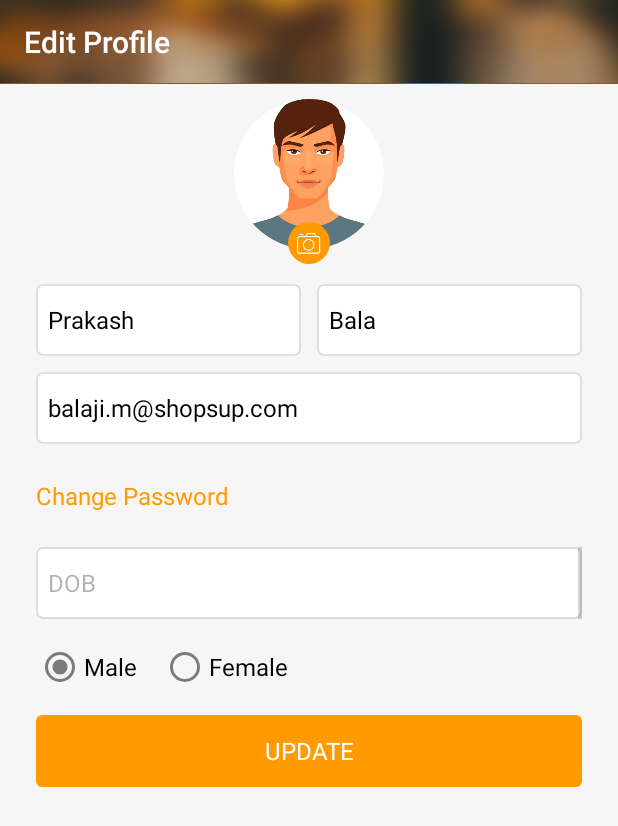
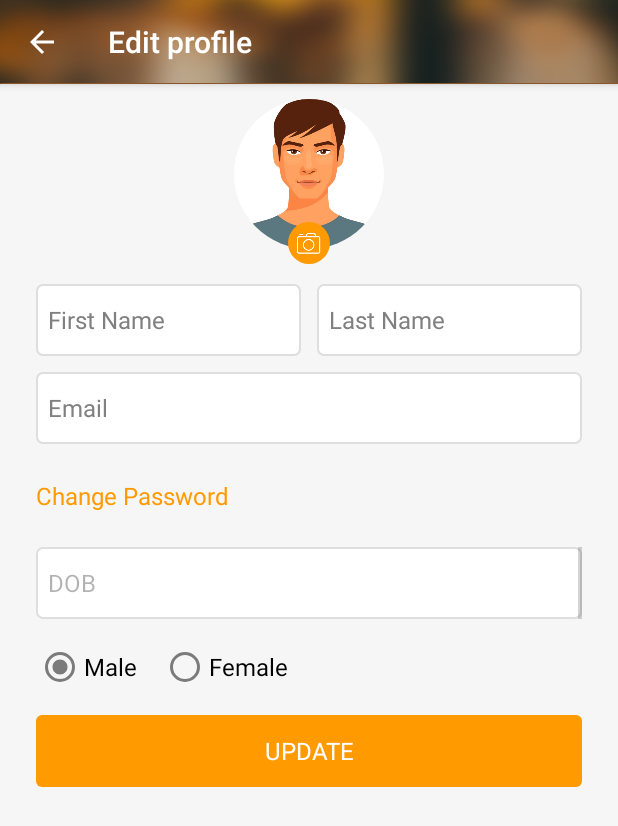
Before and after one commit to abhiram-shopsup/ShopsUP--Android---New, an Android app: the fragment Fragment_Account shown on its own in the app's theme, after a tap on "Edit profile", on a phone screen of 412 x 824 dp. Shown: the top 826 px of the screen. Run offline under Robolectric (Android 15) with nearby library versions, the phone set to English and light mode, and no system bars; plain views replace RoundedImageView.

Commit message:
Extracted strings, Added more option

```diff
--- a/app/src/main/AndroidManifest.xml
+++ b/app/src/main/AndroidManifest.xml
@@ -23,8 +23,9 @@
         <activity android:name=".modules.account.Activity_ContactUs" />
         <activity android:name=".modules.introScreens.Activity_Intro" />
         <activity android:name=".activities.Activity_NoNetwork" />
-        <activity android:name=".modules.account.Activity_Terms" />
-        <activity android:name=".modules.account.Activity_ActivityLog"></activity>
+        <activity android:name=".modules.account.Activity_More" />
+        <activity android:name=".modules.account.Activity_ActivityLog" />
+        <activity android:name=".modules.account.Activity_Terms"></activity>
     </application>
 
 </manifest>
--- a/app/src/main/java/com/hyperkonnect/shopsup/fragments/Fragment_Account.java
+++ b/app/src/main/java/com/hyperkonnect/shopsup/fragments/Fragment_Account.java
@@ -1,6 +1,5 @@
 package com.hyperkonnect.shopsup.fragments;
 
-import android.app.Activity;
 import android.app.ActivityOptions;
 import android.content.Intent;
 import android.os.Bundle;
@@ -12,16 +11,17 @@ import android.view.ViewGroup;
 import android.widget.ImageView;
 import android.widget.TextView;
 
+import com.hyperkonnect.shopsup.modules.account.Activity_Terms;
 import com.hyperkonnect.shopsup.modules.account.Activity_ActivityLog;
 import com.hyperkonnect.shopsup.modules.account.Activity_ContactUs;
 import com.hyperkonnect.shopsup.modules.account.Activity_EditProfile;
 import com.hyperkonnect.shopsup.R;
 import com.hyperkonnect.shopsup.helper.ShopsupUiUtils;
-import com.hyperkonnect.shopsup.modules.account.Activity_Terms;
+import com.hyperkonnect.shopsup.modules.account.Activity_More;
 
 
 public class Fragment_Account extends Fragment {
-    private TextView activityLog,editProfileTV,contactUsTV,terms;
+    private TextView activityLog,editProfileTV,contactUsTV,terms,more;
     private ImageView profileImage;
     public Fragment_Account() {
         // Required empty public constructor
@@ -49,6 +49,7 @@ public class Fragment_Account extends Fragment {
         editProfileTV = (TextView) view.findViewById(R.id.editProfile);
         contactUsTV = (TextView) view.findViewById(R.id.contact);
         terms = (TextView) view.findViewById(R.id.terms);
+        more = (TextView) view.findViewById(R.id.more);
 
         //Rounded imageview
         ShopsupUiUtils.setRoundImage(profileImage,R.drawable.bckk,getContext());
@@ -94,6 +95,14 @@ public class Fragment_Account extends Fragment {
             }
         });
 
+        more.setOnClickListener(new View.OnClickListener() {
+            @Override
+            public void onClick(View view) {
+                Intent intent = new Intent(getActivity(), Activity_More.class);
+                startActivity(intent);
+            }
+        });
+
         return view;
     }
 
--- a/app/src/main/java/com/hyperkonnect/shopsup/modules/account/Activity_EditProfile.java
+++ b/app/src/main/java/com/hyperkonnect/shopsup/modules/account/Activity_EditProfile.java
@@ -4,6 +4,7 @@ import android.graphics.Color;
 import android.support.v7.app.AppCompatActivity;
 import android.os.Bundle;
 import android.support.v7.widget.Toolbar;
+import android.view.MenuItem;
 import android.widget.ImageView;
 
 import com.hyperkonnect.shopsup.R;
@@ -19,10 +20,22 @@ public class Activity_EditProfile extends AppCompatActivity {
         super.onCreate(savedInstanceState);
         setContentView(R.layout.activity_edit_profile);
         toolbar = (Toolbar)findViewById(R.id.toolbar);
-        toolbar.setTitleTextColor(Color.parseColor("#ffffff"));
-        toolbar.setTitle("Edit Profile");
+        toolbar.setTitleTextColor(getResources().getColor(R.color.white));
+        toolbar.setTitle(getResources().getString(R.string.edit_profile));
+        setSupportActionBar(toolbar);
+        getSupportActionBar().setDisplayHomeAsUpEnabled(true);
         profileImage = (ImageView)findViewById(R.id.profileImage);
 
         ShopsupUiUtils.setRoundImage(profileImage,R.drawable.bckk,this);
     }
+    @Override
+    public boolean onOptionsItemSelected(MenuItem item) {
+        switch (item.getItemId()) {
+            case android.R.id.home:
+                onBackPressed();
+                return true;
+            default:
+                return super.onOptionsItemSelected(item);
+        }
+    }
 }
--- a/app/src/main/res/layout/activity_edit_profile.xml
+++ b/app/src/main/res/layout/activity_edit_profile.xml
@@ -1,16 +1,22 @@
 <?xml version="1.0" encoding="utf-8"?>
-<RelativeLayout xmlns:tools="http://schemas.android.com/tools"
+<LinearLayout xmlns:tools="http://schemas.android.com/tools"
     xmlns:android="http://schemas.android.com/apk/res/android"
+    android:orientation="vertical"
     android:layout_width="match_parent"
     android:layout_height="match_parent">
 
+    <android.support.design.widget.AppBarLayout
+        android:id="@+id/appBar"
+        android:layout_width="match_parent"
+        android:layout_height="wrap_content"
+        android:theme="@style/ThemeOverlay.AppCompat.Dark.ActionBar">
 <android.support.v7.widget.Toolbar
     android:id="@+id/toolbar"
     style="@style/Toolbar"
     android:layout_width="match_parent"
     android:layout_height="?attr/actionBarSize"
-    tools:popupTheme="@style/AppTheme.PopupOverlay">
-</android.support.v7.widget.Toolbar>
+    tools:popupTheme="@style/AppTheme.PopupOverlay"/>
+    </android.support.design.widget.AppBarLayout>
 <android.support.v4.widget.NestedScrollView xmlns:android="http://schemas.android.com/apk/res/android"
     android:layout_width="match_parent"
     android:layout_height="match_parent"
@@ -18,7 +24,7 @@
     android:background="@color/home_window_bg"
     android:clipToPadding="false"
     android:paddingLeft="24dp"
-    android:layout_below="@+id/toolbar"
+    android:layout_below="@+id/appBar"
     android:paddingRight="24dp">
 
 
@@ -74,7 +80,6 @@
                 style="@style/EditProfileText"
                 android:layout_width="0dp"
                 android:layout_marginEnd="5dp"
-                android:text="Prakash"
                 android:layout_marginRight="5dp"
                 android:layout_weight="1"
                 android:hint="@string/firstname"
@@ -88,7 +93,6 @@
                 android:layout_marginLeft="5dp"
                 android:layout_marginStart="5dp"
                 android:layout_weight="1"
-                android:text="Bala"
                 android:hint="@string/lastname"
                 android:imeOptions="actionNext"
                 android:inputType="textPersonName"/>
@@ -100,7 +104,6 @@
             style="@style/EditProfileText"
             android:layout_width="match_parent"
             android:hint="@string/email"
-            android:text="balaji.m@shopsup.com"
             android:imeOptions="actionNext"
             android:inputType="textEmailAddress"/>
 
@@ -223,4 +226,4 @@
     </LinearLayout>
 
 </android.support.v4.widget.NestedScrollView>
-    </RelativeLayout>
+    </LinearLayout>
--- a/app/src/main/res/layout/activity_intro.xml
+++ b/app/src/main/res/layout/activity_intro.xml
@@ -46,7 +46,7 @@
             android:orientation="vertical"
             android:gravity="center">
             <TextView
-                android:text="Sign Up or Login"
+                android:text="@string/sign_up_or_login"
                 android:textSize="20sp"
                 android:layout_width="wrap_content"
                 android:layout_height="wrap_content"
--- a/app/src/main/res/layout/activity_main.xml
+++ b/app/src/main/res/layout/activity_main.xml
@@ -11,8 +11,7 @@
         style="@style/Toolbar"
         android:layout_width="match_parent"
         android:layout_height="?attr/actionBarSize"
-        tools:popupTheme="@style/AppTheme.PopupOverlay">
-    </android.support.v7.widget.Toolbar>
+        tools:popupTheme="@style/AppTheme.PopupOverlay"/>
     <FrameLayout
         android:layout_width="match_parent"
         android:layout_height="match_parent"
--- a/app/src/main/res/values/strings.xml
+++ b/app/src/main/res/values/strings.xml
@@ -33,6 +33,10 @@
     <string name="noNetDes">Your internet needs to be turned ON for us to get started.</string>
     <string name="toggle_net">Please tap to retry</string>
     <string name="bysigning"><u><![CDATA[By signing up you agree to our T&C]]></u></string>
+    <string name="sign_up_or_login">Sign Up or Login</string>
+    <string name="prakash_bala">Prakash Bala</string>
+    <string name="terms_amp_conditions"><![CDATA[Terms & Conditions]]></string>
+    <string name="more">More</string>
 
     <string-array name="message_title">
         <item>--Select an Item--</item>
```
Also changed, not shown: app/src/main/java/com/hyperkonnect/shopsup/modules/account/Activity_ActivityLog.java (+13 -0 lines), app/src/main/java/com/hyperkonnect/shopsup/modules/account/Activity_ContactUs.java (+15 -2 lines), app/src/main/java/com/hyperkonnect/shopsup/modules/account/Activity_More.java (added, +97 -0 lines), app/src/main/java/com/hyperkonnect/shopsup/modules/account/Activity_Terms.java (+5 -71 lines), app/src/main/java/com/hyperkonnect/shopsup/modules/account/Fragment_More.java (renamed from app/src/main/java/com/hyperkonnect/shopsup/modules/account/Fragment_Terms.java, +4 -4 lines), app/src/main/res/layout/activity_activity_log.xml (+8 -5 lines), app/src/main/res/layout/activity_contact_us.xml (+17 -13 lines), app/src/main/res/layout/activity_more.xml (added, +36 -0 lines), app/src/main/res/layout/activity_terms.xml (+17 -24 lines), app/src/main/res/layout/fragment_profile.xml (+43 -14 lines).
